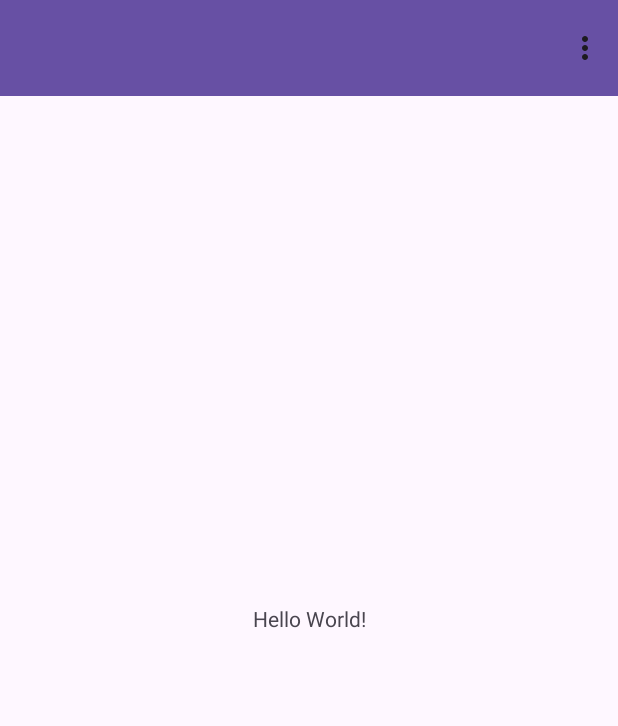
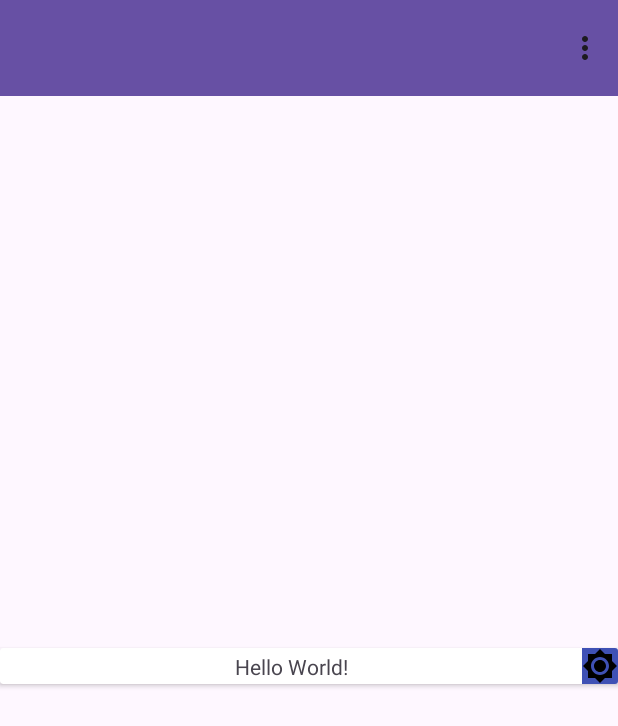
Before and after one commit to shaihi/menus_example, an Android app: the screen it shows after launch (MainActivity), on a phone screen of 412 x 824 dp. Shown: the top 726 px of the screen. Run offline under Robolectric (Android 15) with nearby library versions, the phone set to English and light mode, and no system bars.

Commit message:
Added another menu layout for the context menu. It is the same layout, but in different file for ease of understanding and to change according to your needs. Added the code to MainActivity to register the "View" to listen to ContextMenu interaction (means it will appear for a long press on the View). Added the code to handle the selection of a menu item.

```diff
--- /dev/null
+++ b/app/src/main/res/drawable/sharp_brightness_7_24.xml
@@ -0,0 +1,5 @@
+<vector android:height="24dp" android:tint="#000000"
+    android:viewportHeight="24" android:viewportWidth="24"
+    android:width="24dp" xmlns:android="http://schemas.android.com/apk/res/android">
+    <path android:fillColor="@android:color/white" android:pathData="M20,8.69L20,4h-4.69L12,0.69 8.69,4L4,4v4.69L0.69,12 4,15.31L4,20h4.69L12,23.31 15.31,20L20,20v-4.69L23.31,12 20,8.69zM12,18c-3.31,0 -6,-2.69 -6,-6s2.69,-6 6,-6 6,2.69 6,6 -2.69,6 -6,6zM12,8c-2.21,0 -4,1.79 -4,4s1.79,4 4,4 4,-1.79 4,-4 -1.79,-4 -4,-4z"/>
+</vector>
--- a/app/src/main/res/layout/activity_main.xml
+++ b/app/src/main/res/layout/activity_main.xml
@@ -16,13 +16,40 @@
         app:layout_constraintStart_toStartOf="parent"
         app:layout_constraintEnd_toEndOf="parent"/>
 
-    <TextView
-        android:layout_width="wrap_content"
+
+    <androidx.cardview.widget.CardView
+        android:id="@+id/cardView"
+        android:layout_width="match_parent"
         android:layout_height="wrap_content"
-        android:text="Hello World!"
         app:layout_constraintBottom_toBottomOf="parent"
         app:layout_constraintEnd_toEndOf="parent"
         app:layout_constraintStart_toStartOf="parent"
-        app:layout_constraintTop_toTopOf="parent" />
+        app:layout_constraintTop_toBottomOf="@+id/toolbarMain">
+
+        <androidx.constraintlayout.widget.ConstraintLayout
+            android:layout_width="match_parent"
+            android:layout_height="match_parent">
+
+            <TextView
+                android:layout_width="wrap_content"
+                android:layout_height="wrap_content"
+                android:text="Hello World!"
+                app:layout_constraintBottom_toBottomOf="parent"
+                app:layout_constraintEnd_toStartOf="@+id/imageView"
+                app:layout_constraintStart_toStartOf="parent"
+                app:layout_constraintTop_toTopOf="parent" />
+
+            <ImageView
+                android:id="@+id/imageView"
+                android:layout_width="wrap_content"
+                android:layout_height="wrap_content"
+                android:background="#3F51B5"
+                app:layout_constraintEnd_toEndOf="parent"
+                app:layout_constraintTop_toTopOf="parent"
+                app:layout_constraintBottom_toBottomOf="parent"
+                tools:srcCompat="@drawable/sharp_brightness_7_24" />
+        </androidx.constraintlayout.widget.ConstraintLayout>
+
+    </androidx.cardview.widget.CardView>
 
 </androidx.constraintlayout.widget.ConstraintLayout>
--- /dev/null
+++ b/app/src/main/res/menu/context_menu.xml
@@ -0,0 +1,14 @@
+<?xml version="1.0" encoding="utf-8"?>
+<menu xmlns:android="http://schemas.android.com/apk/res/android">
+    <item
+        android:id="@+id/firstContextTest"
+        android:title="First Test"
+        />
+    <item
+        android:id="@+id/secondContextTest"
+        android:title="Second Test"
+        />
+    <item
+        android:id="@+id/thirdContextTest"
+        android:title="Third Test"/>
+</menu>
```
Also changed, not shown: app/src/main/java/com/shaihi/menus_example/MainActivity.java (+35 -0 lines).
